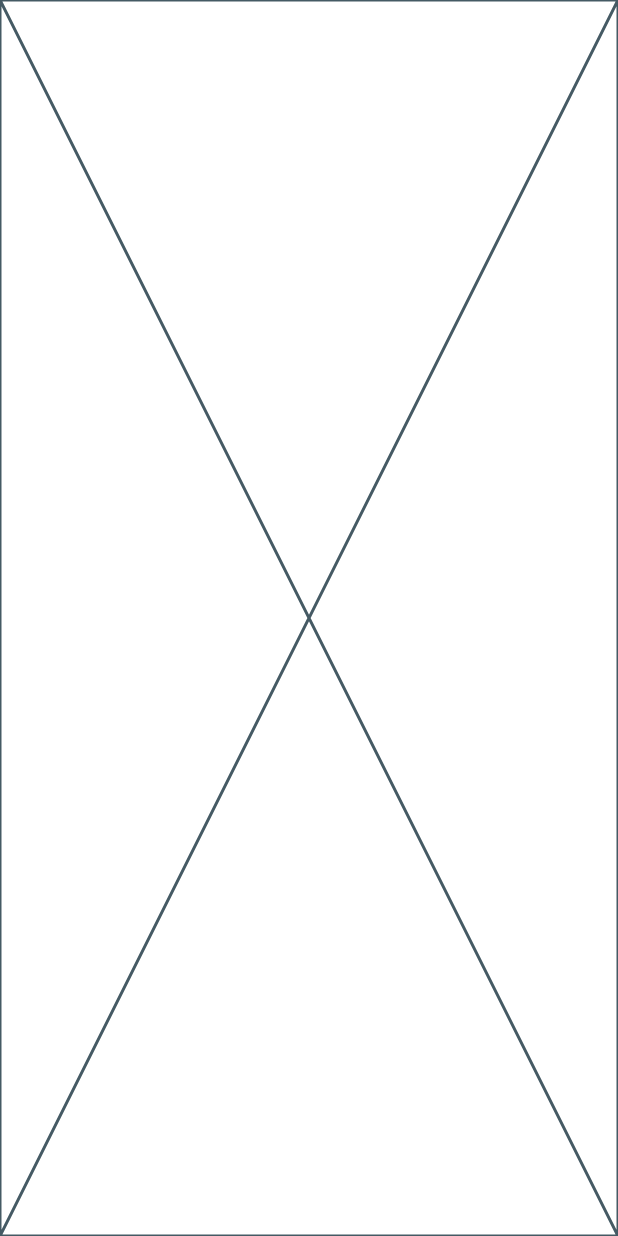
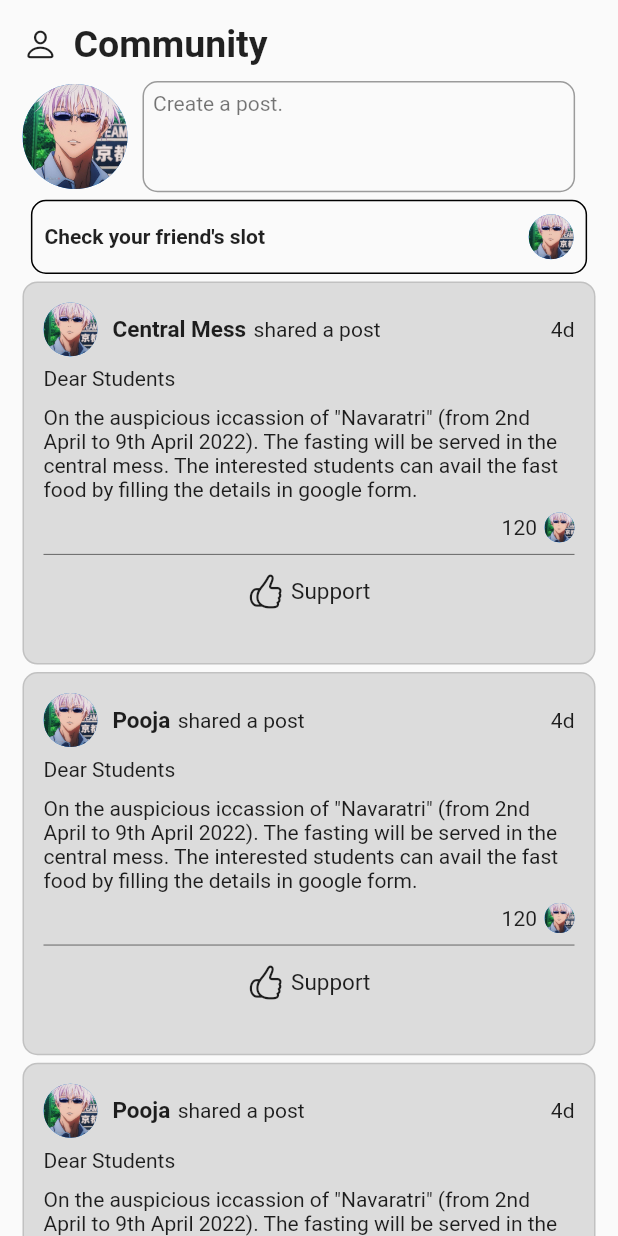
Before and after one commit to sagardev2301/not_a_mess, a Flutter app: the screen it shows after launch, on a phone screen of 412 x 824 dp. Run offline on Flutter 3.47's test engine with Material 2 defaults, Android fonts, the phone set to English and light mode, and no system bars; our stand-ins replace firebase_core; accounts and stored records are empty.

Commit message:
New Branch created

```diff
--- /dev/null
+++ b/lib/community/screens/communityScreen.dart
@@ -0,0 +1,211 @@
+// ignore_for_file: prefer_const_constructors, prefer_const_literals_to_create_immutables, sort_child_properties_last
+import 'package:flutter/cupertino.dart';
+import 'package:flutter/material.dart';
+
+class CommunityScreen extends StatefulWidget {
+  const CommunityScreen({super.key});
+
+  @override
+  State<CommunityScreen> createState() => _CommunityScreenState();
+}
+
+class _CommunityScreenState extends State<CommunityScreen> {
+  @override
+  Widget build(BuildContext context) {
+    return Scaffold(
+      // appBar: AppBar(
+      //   shadowColor: Colors.white12,
+      //   backgroundColor: Colors.white,
+      //   title:
+      // ),
+      body: SafeArea(
+        child: SingleChildScrollView(
+          scrollDirection: Axis.vertical,
+          child: Container(
+            padding: EdgeInsets.all(15),
+            child: Column(
+              children: [
+                Row(
+                  children: [
+                    Icon(
+                      CupertinoIcons.person,
+                      color: Colors.black87,
+                    ),
+                    SizedBox(width: 10),
+                    Text(
+                      'Community',
+                      style: TextStyle(
+                          color: Colors.black87,
+                          fontWeight: FontWeight.bold,
+                          fontSize: 25),
+                    ),
+                  ],
+                ),
+                SizedBox(height: 10),
+                Row(
+                  children: [
+                    CircleAvatar(
+                      child: ClipRRect(
+                        child: Image.asset(
+                          'assets/images/satoru.jpg',
+                        ),
+                        borderRadius: BorderRadius.circular(35),
+                      ),
+                      radius: 35,
+                    ),
+                    SizedBox(width: 10),
+                    Container(
+                      padding: EdgeInsets.all(6),
+                      height: MediaQuery.of(context).size.height * .09,
+                      width: MediaQuery.of(context).size.width * .7,
+                      decoration: BoxDecoration(
+                        borderRadius: BorderRadius.circular(10),
+                        border: Border.all(color: Colors.black38),
+                      ),
+                      child: Text(
+                        'Create a post.',
+                        style: TextStyle(color: Colors.black54),
+                      ),
+                    ),
+                  ],
+                ),
+                SizedBox(height: 5),
+                Container(
+                  padding: EdgeInsets.all(8),
+                  height: MediaQuery.of(context).size.height * .06,
+                  width: MediaQuery.of(context).size.width * .9,
+                  decoration: BoxDecoration(
+                    borderRadius: BorderRadius.circular(10),
+                    border: Border.all(color: Colors.black),
+                  ),
+                  child: Row(
+                    children: [
+                      Text(
+                        "Check your friend's slot",
+                        style: TextStyle(fontWeight: FontWeight.bold),
+                      ),
+                      Spacer(),
+                      CircleAvatar(
+                        child: ClipRRect(
+                          child: Image.asset(
+                            'assets/images/satoru.jpg',
+                          ),
+                          borderRadius: BorderRadius.circular(15),
+                        ),
+                        radius: 15,
+                      ),
+                    ],
+                  ),
+                ),
+                SizedBox(height: 5),
+                FeedWidget(
+                  name: 'Central Mess',
+                  message:
+                      'On the auspicious iccassion of "Navaratri" (from 2nd April to 9th April 2022). The fasting will be served in the central mess. The interested students can avail the fast food by filling the details in google form.  ',
+                ),
+                SizedBox(height: 5),
+                FeedWidget(
+                    name: 'Pooja',
+                    message:
+                        'On the auspicious iccassion of "Navaratri" (from 2nd April to 9th April 2022). The fasting will be served in the central mess. The interested students can avail the fast food by filling the details in google form.  '),
+                SizedBox(height: 5),
+                FeedWidget(
+                    name: 'Pooja',
+                    message:
+                        'On the auspicious iccassion of "Navaratri" (from 2nd April to 9th April 2022). The fasting will be served in the central mess. The interested students can avail the fast food by filling the details in google form.  ')
+              ],
+            ),
+          ),
+        ),
+      ),
+    );
+  }
+}
+
+class FeedWidget extends StatelessWidget {
+  String? name;
+  String? message;
+
+  FeedWidget({
+    @required this.name,
+    @required this.message,
+  });
+
+  @override
+  Widget build(BuildContext context) {
+    return Container(
+      padding: EdgeInsets.all(13),
+      height: MediaQuery.of(context).size.height * .31,
+      width: MediaQuery.of(context).size.width * 1,
+      decoration: BoxDecoration(
+        borderRadius: BorderRadius.circular(10),
+        color: Colors.black12,
+        border: Border.all(color: Colors.black12),
+      ),
+      child: Column(
+        crossAxisAlignment: CrossAxisAlignment.start,
+        children: [
+          Row(
+            children: [
+              CircleAvatar(
+                child: ClipRRect(
+                  child: Image.asset(
+                    'assets/images/satoru.jpg',
+                  ),
+                  borderRadius: BorderRadius.circular(18),
+                ),
+                radius: 18,
+              ),
+              SizedBox(width: 10),
+              Text(
+                '$name',
+                style: TextStyle(fontWeight: FontWeight.bold, fontSize: 15),
+              ),
+              SizedBox(width: 5),
+              Text('shared a post'),
+              Spacer(),
+              Text('4d'),
+            ],
+          ),
+          SizedBox(height: 7),
+          Text('Dear Students'),
+          SizedBox(height: 10),
+          Text(
+            '$message',
+            style: TextStyle(color: Colors.black87),
+          ),
+          SizedBox(height: 7),
+          Row(
+            children: [
+              Spacer(),
+              Text('120'),
+              SizedBox(width: 5),
+              CircleAvatar(
+                child: ClipRRect(
+                  child: Image.asset(
+                    'assets/images/satoru.jpg',
+                  ),
+                  borderRadius: BorderRadius.circular(10),
+                ),
+                radius: 10,
+              ),
+            ],
+          ),
+          Divider(color: Colors.black54),
+          SizedBox(height: 5),
+          Row(
+            mainAxisAlignment: MainAxisAlignment.center,
+            children: [
+              Icon(CupertinoIcons.hand_thumbsup),
+              SizedBox(width: 5),
+              Text(
+                'Support',
+                style: TextStyle(color: Colors.black87, fontSize: 15),
+              )
+            ],
+          )
+        ],
+      ),
+    );
+  }
+}
--- a/lib/main.dart
+++ b/lib/main.dart
@@ -1,14 +1,19 @@
 import 'package:flutter/material.dart';
+import 'package:not_a_mess/community/screens/communityScreen.dart';
 import 'firebase_options.dart';
 import 'package:firebase_core/firebase_core.dart';
-
 
 void main() async {
   WidgetsFlutterBinding.ensureInitialized();
   await Firebase.initializeApp(
     options: DefaultFirebaseOptions.currentPlatform,
   );
-  runApp(const MyApp());
+  runApp(
+    MaterialApp(
+      debugShowCheckedModeBanner: false,
+      home: const MyApp(),
+    ),
+  );
 }
 
 class MyApp extends StatelessWidget {
@@ -16,6 +21,6 @@ class MyApp extends StatelessWidget {
 
   @override
   Widget build(BuildContext context) {
-    return const Placeholder();
+    return const CommunityScreen();
   }
 }
--- a/pubspec.yaml
+++ b/pubspec.yaml
@@ -61,8 +61,8 @@ flutter:
   uses-material-design: true
 
   # To add assets to your application, add an assets section, like this:
-  # assets:
-  #   - images/a_dot_burr.jpeg
+  assets:
+    - assets/images/
   #   - images/a_dot_ham.jpeg
 
   # An image asset can refer to one or more resolution-specific "variants", see
```
Also changed, not shown: assets/images/satoru.jpg (added), lib/community/screens/eg.dart (deleted), pubspec.lock, 1 other file.
